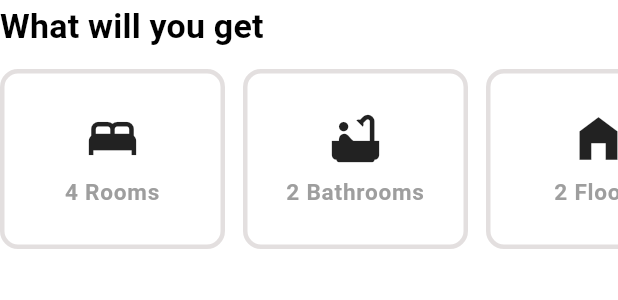
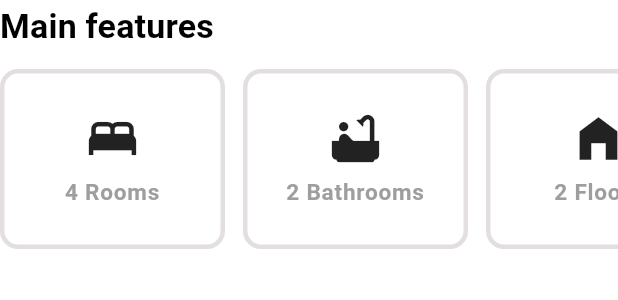
Before and after one commit to basharmestrih/Sorina-Real-Estate-App-Flutter-Laravel-, a Flutter app: the Propertystatistics widget shown alone on an empty page, opened directly, on a phone screen of 412 x 824 dp. Shown: the top 300 px of the screen. Run offline on Flutter 3.47's test engine with Material 3 defaults, Android fonts, the phone set to English and light mode, and no system bars; our stand-ins replace flutter_screenutil, flutter_secure_storage, get, get_storage, logger, salomon_bottom_bar; accounts and stored records are empty; network calls fail; Roboto replaces fonts that are missing (Poppins).

Commit message:
Update PropertyStatistics.dart

```diff
--- a/lib/app/modules/propertydetails/views/widgets/PropertyStatistics.dart
+++ b/lib/app/modules/propertydetails/views/widgets/PropertyStatistics.dart
@@ -1,4 +1,5 @@
 import 'package:flutter/material.dart';
+import 'package:get/get.dart';
 
 class Propertystatistics extends StatelessWidget {
   const Propertystatistics({super.key});
@@ -17,7 +18,7 @@ class Propertystatistics extends StatelessWidget {
       crossAxisAlignment: CrossAxisAlignment.start,
       children: [
         Text(
-          "What will you get",
+          'label_features'.tr,
           style: Theme.of(context).textTheme.titleMedium,
         ),
         const SizedBox(height: 12),
```
